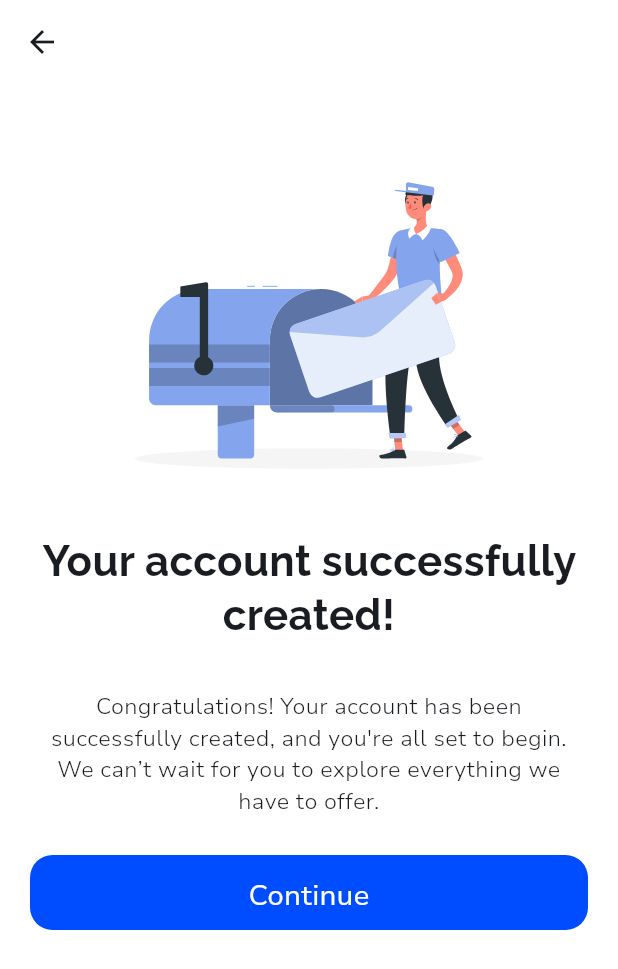
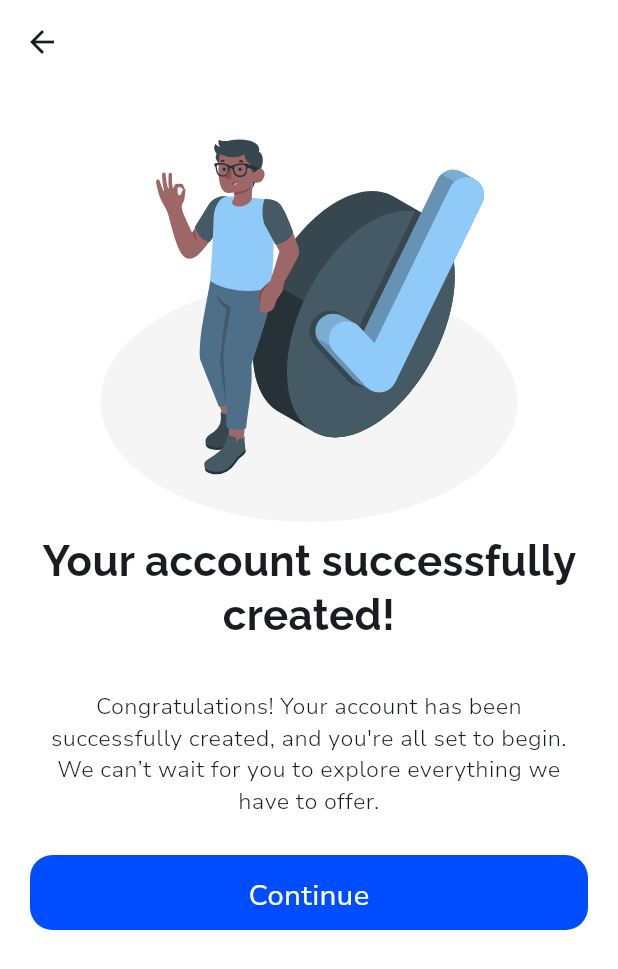
Before and after one commit to moelhewehy7/Ecommerce_App, a Flutter app: the screen it shows after launch, after a tap on "Continue", on a phone screen of 412 x 824 dp. Shown: the top 969 px of the screen. Run offline on Flutter 3.47's test engine with Material 3 defaults, Android fonts, the phone set to English and light mode, and no system bars; our stand-ins replace flutter_svg, icons_plus.

```diff
--- a/lib/core/utils/assets.dart
+++ b/lib/core/utils/assets.dart
@@ -1,4 +1,5 @@
 class AssetsData {
   static const String logo = "assets/images/ShopLogoNoBG.png";
-  static const String verifyEmail = "assets/images/mail.svg";
+  static const String emailVerify = "assets/images/mail.svg";
+  static const String emailVerifyed = "assets/images/verified.svg";
 }
--- a/lib/features/auth/presentaion/views/widgets/email_verified.dart
+++ b/lib/features/auth/presentaion/views/widgets/email_verified.dart
@@ -18,7 +18,7 @@ class EmailVerified extends StatelessWidget {
         child: Column(
           children: [
             SvgPicture.asset(
-              AssetsData.verifyEmail,
+              AssetsData.emailVerifyed,
               height: 300,
             ),
             const Text("Your account successfully created!",
--- a/lib/features/auth/presentaion/views/widgets/email_verify.dart
+++ b/lib/features/auth/presentaion/views/widgets/email_verify.dart
@@ -19,7 +19,7 @@ class EmailVerify extends StatelessWidget {
         child: Column(
           children: [
             SvgPicture.asset(
-              AssetsData.verifyEmail,
+              AssetsData.emailVerify,
               height: 300,
             ),
             const Text("Verify your email address!",
```
Also changed, not shown: assets/images/verified.svg (added).
